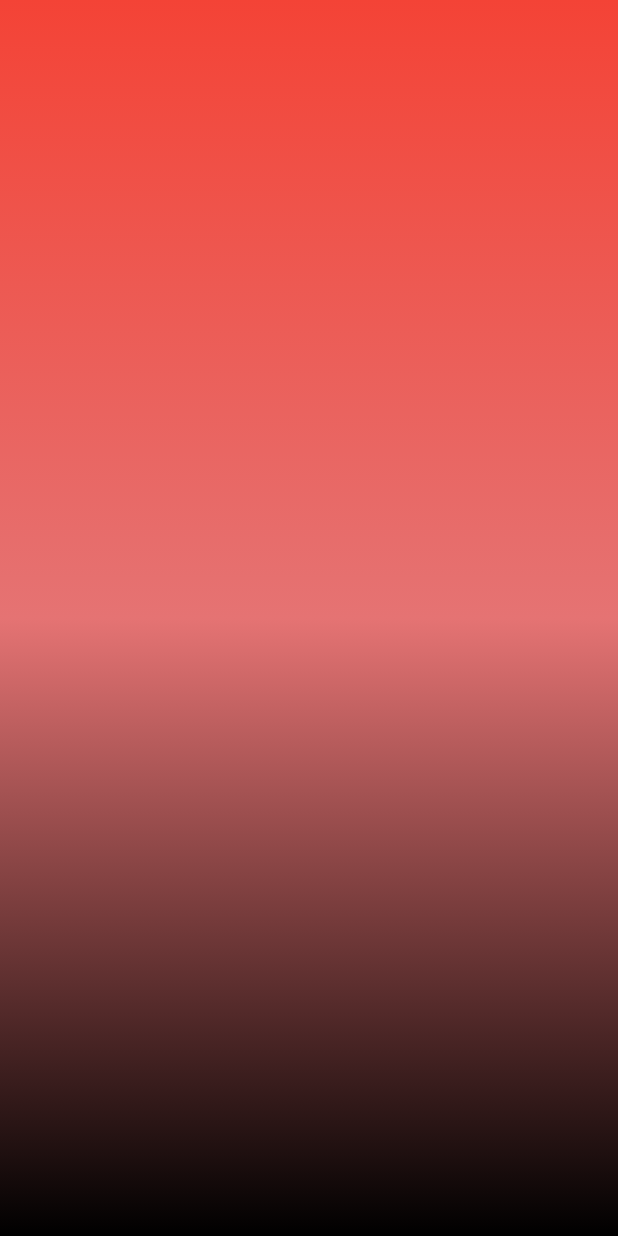
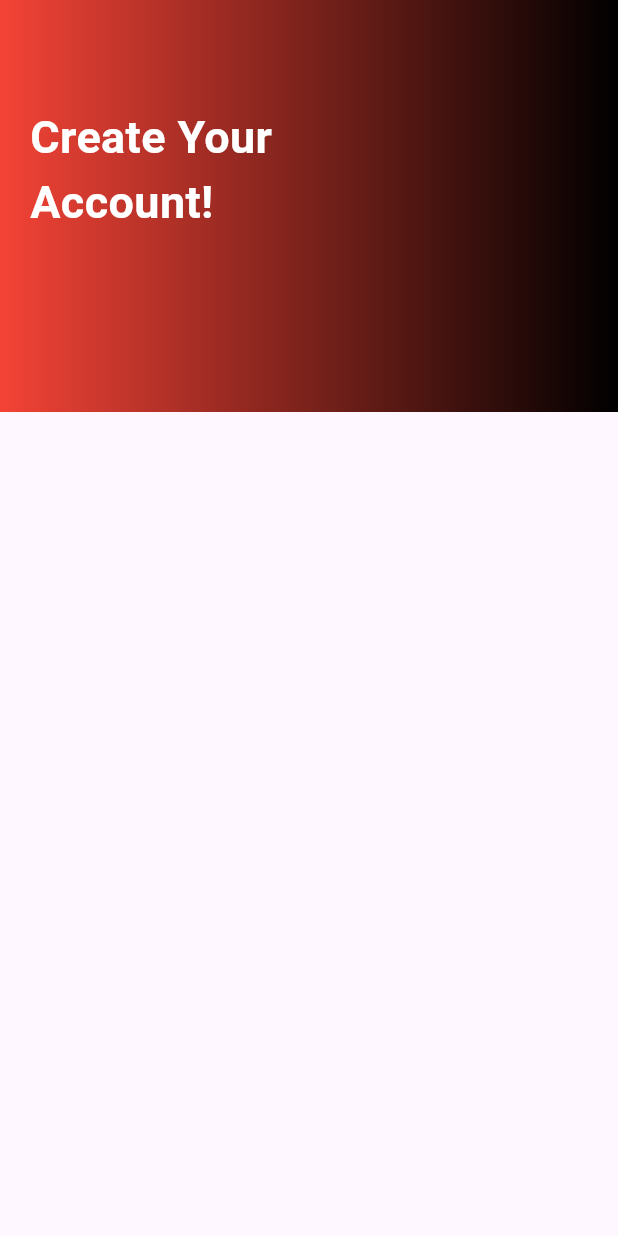
Before and after one commit to aliraza055/Barber-Shop, a Flutter app: the SignUp screen opened directly, on a phone screen of 412 x 824 dp. Run offline on Flutter 3.47's test engine with Material 3 defaults, Android fonts, the phone set to English and light mode, and no system bars.

Commit message:
add contanier at top of sinup page

```diff
--- a/lib/main.dart
+++ b/lib/main.dart
@@ -1,4 +1,4 @@
-import 'package:barber_shop/pages/splash.dart';
+import 'package:barber_shop/pages/sign_up.dart';
 import 'package:flutter/material.dart';
 
 void main() {
@@ -24,7 +24,7 @@ class MyApp extends StatelessWidget {
         // tested with just a hot reload.
         colorScheme: ColorScheme.fromSeed(seedColor: Colors.deepPurple),
       ),
-      home: const Splash()
+      home: const SignUp()
     );
   }
 }
--- a/lib/pages/sign_up.dart
+++ b/lib/pages/sign_up.dart
@@ -12,17 +12,19 @@ class _SignUpState extends State<SignUp> {
   Widget build(BuildContext context) {
     return  Scaffold(
       body: Container(
+        padding: EdgeInsets.only(top: 70,left: 20),
+        height: MediaQuery.of(context).size.height/3,
+        width: double.infinity,
         decoration: BoxDecoration(
           gradient: LinearGradient(
-      begin: Alignment.topCenter,
-      end: Alignment.bottomCenter,
       colors: [
-        Colors.red,
-        Colors.red.shade300,
-        Colors.black,
+        Colors.red,// Purple-ish red
+    // Color(0xFF8E2DE2),
+    Colors.black
       ],
           )
         ),
+        child: Text("Create Your \nAccount!",style: TextStyle(color: Colors.white,fontSize: 30,fontWeight: FontWeight.bold),),
       ),
     );
   }
```
